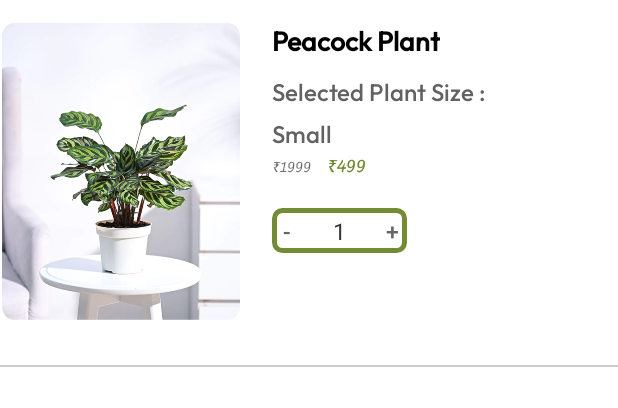
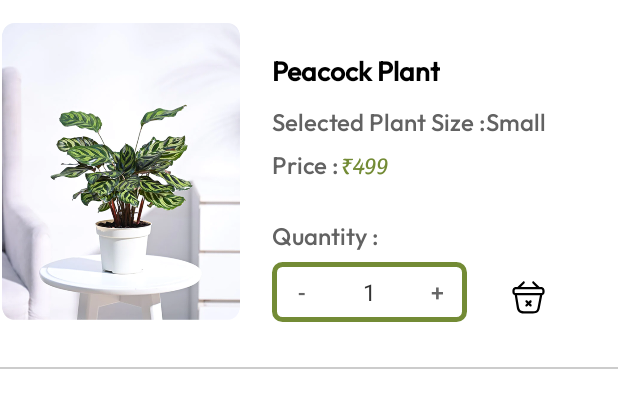
Before and after one commit to DhruvTrivedi307/Plantify, an Android app: the layout activity_cart_item.xml on its own in the app's theme, with its tools: preview values and no code run, on a phone screen of 412 x 824 dp. Shown: the top 408 px of the screen. Run offline under Robolectric (Android 15) with nearby library versions, the phone set to English and light mode, and no system bars.

Commit message:
Updated 5 apr 09:21 pm

```diff
--- a/app/src/main/AndroidManifest.xml
+++ b/app/src/main/AndroidManifest.xml
@@ -3,6 +3,7 @@
     xmlns:tools="http://schemas.android.com/tools">
 
     <uses-permission android:name="android.permission.INTERNET" />
+    <uses-permission android:name="android.permission.VIBRATE"/>
 
     <application
         android:allowBackup="true"
@@ -18,7 +19,8 @@
         tools:targetApi="31">
         <activity
             android:name=".cart_item"
-            android:exported="false" />
+            android:exported="false"
+            tools:ignore="Instantiatable" />
         <activity
             android:name=".profile"
             android:exported="false" />
--- a/app/src/main/java/com/example/plantify/MainActivity.java
+++ b/app/src/main/java/com/example/plantify/MainActivity.java
@@ -24,6 +24,7 @@ public class MainActivity extends AppCompatActivity {
         super.onCreate(savedInstanceState);
         setContentView(R.layout.activity_main);
 
+        startActivity(new Intent(MainActivity.this, home.class));
         finish();
         vv = findViewById(R.id.vv);
 
--- /dev/null
+++ b/app/src/main/res/drawable/remove_shopping_bag.xml
@@ -0,0 +1,30 @@
+<vector xmlns:android="http://schemas.android.com/apk/res/android"
+    android:width="22dp"
+    android:height="27.5dp"
+    android:viewportWidth="22"
+    android:viewportHeight="27.5">
+  <path
+      android:pathData="M9.109,13.08C9.402,12.787 9.877,12.787 10.17,13.08L12.92,15.83C13.213,16.123 13.213,16.598 12.92,16.891C12.627,17.184 12.152,17.184 11.859,16.891L9.109,14.141C8.816,13.848 8.816,13.373 9.109,13.08Z"
+      android:fillColor="#000000"
+      android:fillType="evenOdd"/>
+  <path
+      android:pathData="M12.891,13.109C13.184,13.402 13.184,13.877 12.891,14.17L10.141,16.92C9.848,17.213 9.373,17.213 9.08,16.92C8.787,16.627 8.787,16.152 9.08,15.859L11.83,13.109C12.123,12.816 12.598,12.816 12.891,13.109Z"
+      android:fillColor="#000000"
+      android:fillType="evenOdd"/>
+  <path
+      android:pathData="M8.34,0.469C8.633,0.761 8.634,1.236 8.341,1.53L4.721,5.16C4.429,5.453 3.954,5.454 3.661,5.161C3.368,4.869 3.367,4.394 3.659,4.1L7.279,0.47C7.572,0.177 8.047,0.176 8.34,0.469Z"
+      android:fillColor="#000000"
+      android:fillType="evenOdd"/>
+  <path
+      android:pathData="M13.661,0.469C13.954,0.176 14.429,0.177 14.722,0.47L18.341,4.1C18.634,4.394 18.633,4.869 18.34,5.161C18.047,5.454 17.572,5.453 17.279,5.16L13.659,1.53C13.367,1.236 13.368,0.761 13.661,0.469Z"
+      android:fillColor="#000000"
+      android:fillType="evenOdd"/>
+  <path
+      android:pathData="M2.066,5.779C1.96,5.851 1.75,6.048 1.75,6.85C1.75,7.849 1.983,7.984 2.022,8.006L2.023,8.006C2.082,8.04 2.19,8.076 2.409,8.092C2.576,8.104 2.748,8.103 2.962,8.101C3.042,8.101 3.127,8.1 3.22,8.1H18.78C18.873,8.1 18.958,8.101 19.038,8.101C19.252,8.103 19.424,8.104 19.591,8.092C19.81,8.076 19.918,8.04 19.977,8.006L19.978,8.006C20.017,7.984 20.25,7.849 20.25,6.85C20.25,6.048 20.04,5.851 19.934,5.779C19.747,5.654 19.418,5.6 18.78,5.6H3.22C2.582,5.6 2.253,5.654 2.066,5.779ZM1.231,4.533C1.847,4.121 2.628,4.1 3.22,4.1H18.78C19.372,4.1 20.153,4.121 20.769,4.533C21.465,4.999 21.75,5.802 21.75,6.85C21.75,7.993 21.492,8.865 20.726,9.306C20.383,9.504 20.013,9.565 19.701,9.588C19.468,9.605 19.208,9.603 18.977,9.601C18.908,9.601 18.842,9.6 18.78,9.6H3.22C3.158,9.6 3.092,9.601 3.023,9.601C2.792,9.603 2.533,9.605 2.299,9.588C1.987,9.565 1.617,9.504 1.274,9.306C0.508,8.865 0.25,7.993 0.25,6.85C0.25,5.802 0.535,4.999 1.231,4.533Z"
+      android:fillColor="#000000"
+      android:fillType="evenOdd"/>
+  <path
+      android:pathData="M19.641,8.263C20.048,8.341 20.315,8.734 20.237,9.141L18.557,17.901C18.38,18.825 18.149,19.848 17.429,20.603C16.677,21.391 15.539,21.75 13.89,21.75H7.86C6.308,21.75 5.177,21.362 4.399,20.574C3.642,19.808 3.337,18.777 3.17,17.762L1.76,9.121C1.693,8.712 1.971,8.327 2.379,8.26C2.788,8.193 3.174,8.47 3.24,8.879L4.65,17.518C4.65,17.518 4.65,17.518 4.65,17.518C4.803,18.443 5.043,19.092 5.466,19.521C5.868,19.928 6.552,20.25 7.86,20.25H13.89C15.351,20.25 15.998,19.929 16.344,19.567C16.721,19.171 16.9,18.575 17.083,17.619L18.764,8.859C18.842,8.452 19.235,8.185 19.641,8.263Z"
+      android:fillColor="#000000"
+      android:fillType="evenOdd"/>
+</vector>
--- a/app/src/main/res/layout/activity_cart_item.xml
+++ b/app/src/main/res/layout/activity_cart_item.xml
@@ -36,8 +36,13 @@
                 android:textSize="18sp"
                 android:textStyle="bold"
                 android:fontFamily="@font/outfit_medium"
-                android:layout_marginBottom="10dp"/>
+                android:layout_marginBottom="10dp"
+                android:layout_marginTop="20dp"/>
 
+            <LinearLayout
+                android:layout_width="wrap_content"
+                android:layout_height="wrap_content"
+                android:orientation="horizontal">
 
                 <TextView
                     android:layout_width="wrap_content"
@@ -47,52 +52,69 @@
                     android:fontFamily="@font/outfit_medium"
                     android:textColor="@color/theme_text"
                     android:layout_marginBottom="5dp"/>
+
                 <TextView
                     android:id="@+id/item_size"
                     android:layout_width="wrap_content"
                     android:layout_height="wrap_content"
                     android:text="Small"
                     android:textSize="16dp"
+                    android:layout_marginBottom="5dp"
                     android:fontFamily="@font/outfit_medium"
                     android:textColor="@color/theme_text"/>
 
+            </LinearLayout>
 
             <LinearLayout
                 android:layout_width="wrap_content"
                 android:layout_height="wrap_content"
-                android:orientation="horizontal"
-                android:layout_marginBottom="20dp">
+                android:orientation="horizontal">
 
                 <TextView
-                    android:id="@+id/priceText2"
                     android:layout_width="wrap_content"
                     android:layout_height="wrap_content"
-                    android:fontFamily="@font/sansita_swashed"
-                    android:text="₹1999"
-                    android:textSize="10dp"/>
+                    android:text="Price :"
+                    android:textSize="16dp"
+                    android:fontFamily="@font/outfit_medium"
+                    android:textColor="@color/theme_text"
+                    android:layout_marginBottom="5dp"/>
 
                 <TextView
                     android:id="@+id/item_price"
                     android:layout_width="wrap_content"
                     android:layout_height="wrap_content"
-                    android:layout_marginLeft="10dp"
                     android:fontFamily="@font/sansita_swashed"
                     android:text="₹499"
                     android:textColor="@color/theme"
-                    android:textSize="12dp" />
+                    android:textSize="15dp" />
 
             </LinearLayout>
 
+            <TextView
+                android:layout_width="wrap_content"
+                android:layout_height="wrap_content"
+                android:text="Quantity : "
+                android:textSize="16dp"
+                android:fontFamily="@font/outfit_medium"
+                android:textColor="@color/theme_text"
+                android:layout_marginTop="20dp"/>
+
             <LinearLayout
                 android:layout_width="wrap_content"
-                android:layout_height="30dp"
+                android:layout_height="wrap_content"
+                android:orientation="horizontal">
+
+                <LinearLayout
+                    android:layout_width="wrap_content"
+                    android:layout_height="40dp"
                     android:orientation="horizontal"
                     android:gravity="center"
-                android:background="@drawable/button_stroke">
+                    android:background="@drawable/button_stroke"
+                    android:layout_marginTop="5dp">
 
                     <androidx.appcompat.widget.AppCompatButton
                         android:id="@+id/btnMinus"
-                    android:layout_width="20dp"
+                        android:layout_width="40dp"
                         android:layout_height="40dp"
                         android:text="-"
                         android:background="@android:color/transparent"
@@ -110,7 +132,7 @@
 
                     <androidx.appcompat.widget.AppCompatButton
                         android:id="@+id/btnPlus"
-                    android:layout_width="20dp"
+                        android:layout_width="40dp"
                         android:layout_height="40dp"
                         android:text="+"
                         android:background="@android:color/transparent"
@@ -119,7 +141,18 @@
 
                 </LinearLayout>
 
+                <ImageView
+                    android:id="@+id/remove_btn"
+                    android:layout_width="wrap_content"
+                    android:layout_height="wrap_content"
+                    android:src="@drawable/remove_shopping_bag"
+                    android:layout_gravity="bottom"
+                    android:layout_marginLeft="30dp"/>
+
             </LinearLayout>
+
+        </LinearLayout>
+
     </LinearLayout>
 
     <View
```
Also changed, not shown: app/src/main/java/com/example/plantify/cart.java (+20 -3 lines), app/src/main/java/com/example/plantify/cart_item.java (+19 -1 lines), app/src/main/java/com/example/plantify/home.java (+9 -2 lines), app/src/main/java/com/example/plantify/profile_signin.java (+6 -1 lines), app/src/main/java/com/example/plantify/shop.java (+33 -13 lines), app/src/main/java/com/example/plantify/trending.java (+6 -1 lines). Lines whose indentation alone changed are shown as unchanged.
